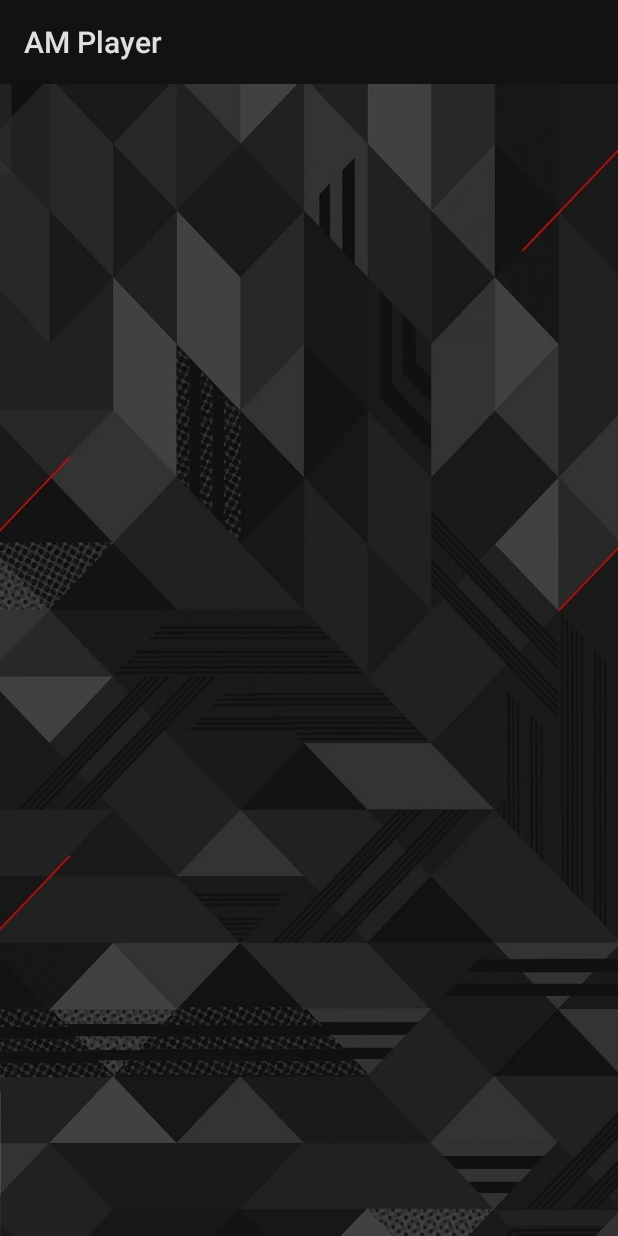
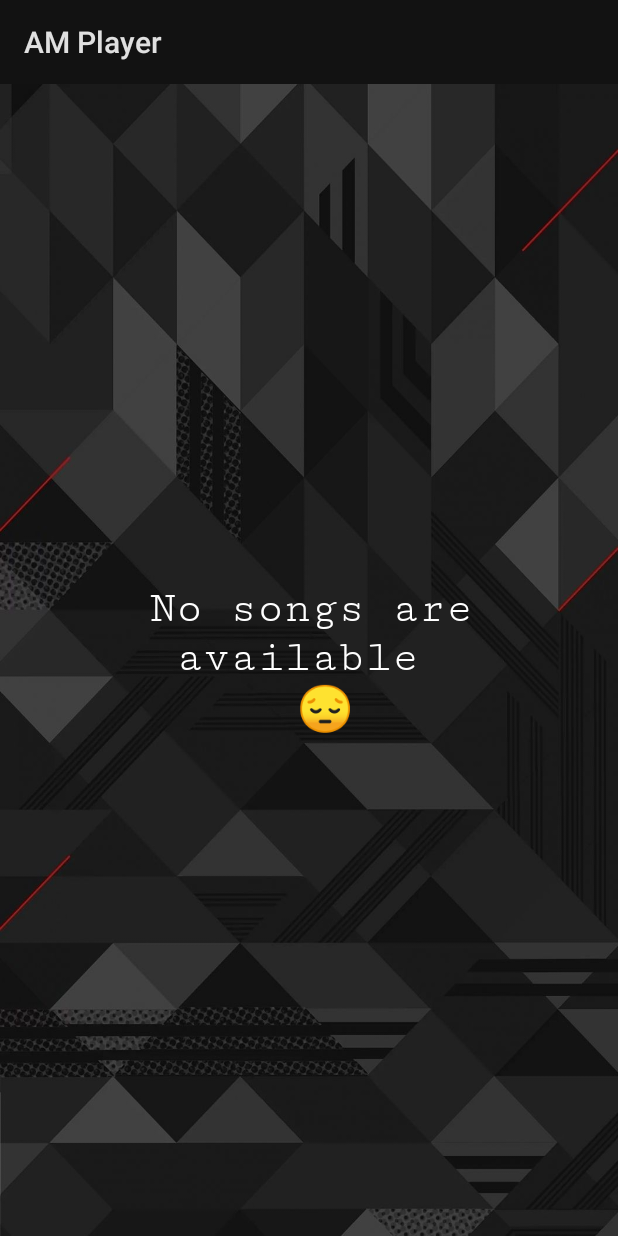
Before and after one commit to Dkarya846/AM-Player, an Android app: the screen it shows after launch (MainActivity), on a phone screen of 412 x 824 dp. Run offline under Robolectric (Android 15) with nearby library versions, the phone set to English and light mode, and no system bars.

Commit message:
added No songs window

```diff
--- a/app/src/main/java/com/aryafacilities/amplayer/MainActivity.java
+++ b/app/src/main/java/com/aryafacilities/amplayer/MainActivity.java
@@ -35,7 +35,12 @@ public class MainActivity extends AppCompatActivity {
         if (!(ContextCompat.checkSelfPermission(MainActivity.this, Manifest.permission.READ_EXTERNAL_STORAGE)== PackageManager.PERMISSION_GRANTED)){
             ActivityCompat.requestPermissions(MainActivity.this, new String[] {Manifest.permission.READ_EXTERNAL_STORAGE}, STORAGE_PERMISSION_CODE);
         }
-
+        else{
+            TextView textView = findViewById(R.id.emptyList);
+            textView.setText("Permission not granted to the app. \n \uD83D\uDE14");
+            textView.setVisibility(View.VISIBLE);
+            mainListView.setVisibility(View.GONE);
+        }
 
 
         String[] projection = {MediaStore.Audio.Media._ID, MediaStore.Audio.Media.DATA, MediaStore.Audio.Media.ARTIST, MediaStore.Audio.Media.TITLE, MediaStore.Audio.Media.DURATION};
@@ -58,8 +63,9 @@ public class MainActivity extends AppCompatActivity {
         }
         SongRecViewAdapter adapter = new SongRecViewAdapter(this);
 
-        if(mainListView == null){
+        if(mainListView.getChildCount() == 0){
                 TextView textView = findViewById(R.id.emptyList);
+                textView.setText("No songs are available \n \uD83D\uDE14");
                 textView.setVisibility(View.VISIBLE);
                 mainListView.setVisibility(View.GONE);
         }
--- a/app/src/main/java/com/aryafacilities/amplayer/PlayMusic.java
+++ b/app/src/main/java/com/aryafacilities/amplayer/PlayMusic.java
@@ -189,7 +189,6 @@ public class PlayMusic extends AppCompatActivity {
         startService(musicService2);
         second = 0;
         running = true;
-
     }
 
     private void playPrev(){
```
